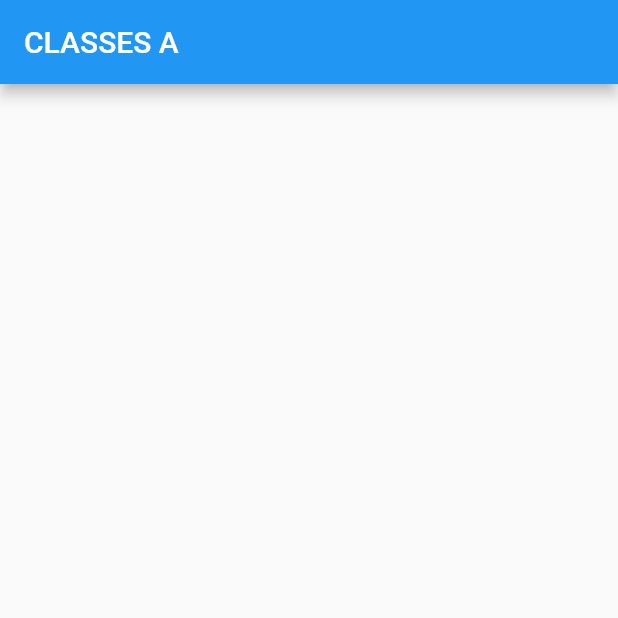
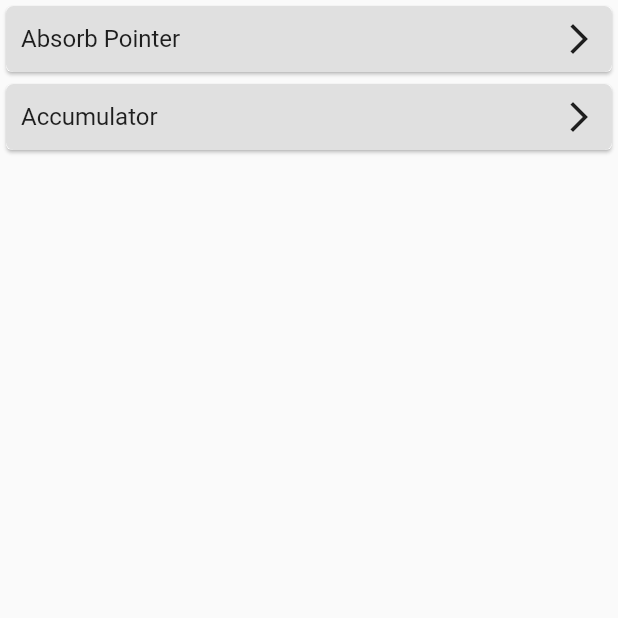
Before and after one commit to ChhailengTim/flutter_libraries, a Flutter app: the screen it shows after launch, on a phone screen of 412 x 824 dp, the top half of it. Run offline on Flutter 3.47's test engine with Material 2 defaults, Android fonts, the phone set to English and light mode, and no system bars; our stand-ins replace get.

Commit message:
prepare work space

```diff
--- a/lib/classA/main_a.dart
+++ b/lib/classA/main_a.dart
@@ -1,12 +1 @@
-import 'package:flutter/src/foundation/key.dart';
-import 'package:flutter/src/widgets/framework.dart';
-import 'package:flutter_libraries/classA/view/viewa.dart';
-
-class MainClassA extends StatelessWidget {
-  const MainClassA({Key? key}) : super(key: key);
-
-  @override
-  Widget build(BuildContext context) {
-    return const ViewAScreen();
-  }
-}
+export 'package:flutter_libraries/classA/view/viewa.dart';
--- /dev/null
+++ b/lib/classA/view/accumulator.dart
@@ -0,0 +1,59 @@
+import 'package:flutter/material.dart';
+import 'package:flutter_libraries/utils/config/config.dart';
+
+class AccumulatorScreen extends StatefulWidget {
+  const AccumulatorScreen({Key? key}) : super(key: key);
+
+  @override
+  State<AccumulatorScreen> createState() => _AccumulatorScreenState();
+}
+
+class _AccumulatorScreenState extends State<AccumulatorScreen> {
+  @override
+  Widget build(BuildContext context) {
+    Accumulator accumulator = Accumulator();
+    return Scaffold(
+      appBar: AppBar(
+        title: Text(AppText().accumulator),
+      ),
+      body: Center(
+        child: Text('${accumulator.value}'),
+      ),
+      floatingActionButton: FloatingActionButton(
+        onPressed: () {
+          setState(() {
+            accumulator.increment(2);
+          });
+        },
+        child: const Icon(Icons.add),
+      ),
+    );
+  }
+}
+
+// class Accumulator {
+//   int get value => _value;
+//   int _value;
+//   Accumulator([this._value = 0]);
+
+//   void increment(int addend) {
+//     assert(addend >= 0);
+//     _value += addend;
+//   }
+// }
+
+class Accumulator {
+  ///[Accumulator] may be initialized with a specified value, otherwise, it will
+  ///initialize to zero.
+  Accumulator([this._value = 0]);
+
+  ///The integer stored in this [Accumulator].
+  int get value => _value;
+  int _value;
+
+  ///Increases the [value] by the `addend`.
+  void increment(int addend) {
+    assert(addend >= 0);
+    _value += addend;
+  }
+}
--- a/lib/classA/view/viewa.dart
+++ b/lib/classA/view/viewa.dart
@@ -1,14 +1,2 @@
-import 'package:flutter/material.dart';
-
-class ViewAScreen extends StatelessWidget {
-  const ViewAScreen({Key? key}) : super(key: key);
-
-  @override
-  Widget build(BuildContext context) {
-    return Scaffold(
-      appBar: AppBar(
-        title: const Text('CLASSES A'),
-      ),
-    );
-  }
-}
+export 'absorbpointer.dart';
+export 'accumulator.dart';
--- a/lib/main.dart
+++ b/lib/main.dart
@@ -1,5 +1,5 @@
 import 'package:flutter/material.dart';
-import 'package:flutter_libraries/classA/main_a.dart';
+import 'package:flutter_libraries/view/view.dart';
 import 'package:get/get.dart';
 
 void main() {
@@ -15,7 +15,7 @@ class MyApp extends StatelessWidget {
       debugShowCheckedModeBanner: false,
       initialRoute: '/',
       getPages: [
-        GetPage(name: '/', page: () => const MainClassA()),
+        GetPage(name: '/', page: () => const ViewScreen()),
       ],
     );
   }
--- a/lib/navigations/get_route.dart
+++ b/lib/navigations/get_route.dart
@@ -1,9 +1,9 @@
 import 'package:flutter_libraries/classA/main_a.dart';
-import 'package:flutter_libraries/navigations/navigations.dart';
+//import 'package:flutter_libraries/navigations/navigations.dart';
 import 'package:get/get.dart';
 
 class GetRoutes {
   List<GetPage> routes = [
-    GetPage(name: RouteName().viewa, page: () => const MainClassA()),
+    //GetPage(name: RouteName().viewa, page: () => const MainClassA()),
   ];
 }
--- /dev/null
+++ b/lib/utils/config/config.dart
@@ -0,0 +1,2 @@
+export 'package:flutter_libraries/utils/config/sizes/app_size.dart';
+export 'package:flutter_libraries/utils/config/style/app_text.dart';
--- /dev/null
+++ b/lib/utils/config/sizes/app_size.dart
@@ -0,0 +1,8 @@
+class AppSize {
+  static const double a1 = 0;
+  static const double a5 = 5;
+  static const double a10 = 10;
+  static const double a15 = 15;
+  static const double a16 = 16;
+  static const double a20 = 20;
+}
--- /dev/null
+++ b/lib/utils/config/style/app_text.dart
@@ -0,0 +1,6 @@
+import 'package:get/get.dart';
+
+class AppText {
+  String absorpointer = 'absorb pointer'.capitalize!;
+  String accumulator = 'accumulator'.capitalize!;
+}
--- /dev/null
+++ b/lib/view/screen/dashbord.dart
@@ -0,0 +1,34 @@
+import 'package:flutter/material.dart';
+import 'package:flutter_libraries/classA/main_a.dart';
+import 'package:flutter_libraries/utils/config/config.dart';
+import 'package:flutter_libraries/view/widgets/classes_card.dart';
+import 'package:get/get.dart';
+
+class DashbordScreen extends StatelessWidget {
+  const DashbordScreen({Key? key}) : super(key: key);
+
+  @override
+  Widget build(BuildContext context) {
+    final appText = Get.put(AppText());
+    return Scaffold(
+      body: SafeArea(
+        child: Column(
+          children: [
+            ClassesCard(
+              title: appText.absorpointer,
+              onTap: () {
+                Get.to(() => const AbsorbPointerScreen());
+              },
+            ),
+            ClassesCard(
+              title: appText.accumulator,
+              onTap: () {
+                Get.to(() => const AccumulatorScreen());
+              },
+            ),
+          ],
+        ),
+      ),
+    );
+  }
+}
--- /dev/null
+++ b/lib/view/view.dart
@@ -0,0 +1,11 @@
+import 'package:flutter/material.dart';
+import 'package:flutter_libraries/view/screen/dashbord.dart';
+
+class ViewScreen extends StatelessWidget {
+  const ViewScreen({Key? key}) : super(key: key);
+
+  @override
+  Widget build(BuildContext context) {
+    return const DashbordScreen();
+  }
+}
--- /dev/null
+++ b/lib/view/widgets/classes_card.dart
@@ -0,0 +1,42 @@
+import 'package:flutter/material.dart';
+import 'package:flutter_libraries/utils/config/config.dart';
+
+class ClassesCard extends StatelessWidget {
+  const ClassesCard({
+    Key? key,
+    this.onTap,
+    this.title,
+  }) : super(key: key);
+  final GestureTapCallback? onTap;
+  final String? title;
+
+  @override
+  Widget build(BuildContext context) {
+    return InkWell(
+      onTap: onTap,
+      child: Card(
+        child: Container(
+          decoration: BoxDecoration(
+            color: Colors.black12,
+            borderRadius: BorderRadius.circular(AppSize.a5),
+          ),
+          child: Padding(
+            padding: const EdgeInsets.all(AppSize.a10),
+            child: Row(
+              children: [
+                Text(
+                  title ?? 'null',
+                  style: const TextStyle(
+                    fontSize: AppSize.a16,
+                  ),
+                ),
+                const Spacer(),
+                const Icon(Icons.arrow_forward_ios),
+              ],
+            ),
+          ),
+        ),
+      ),
+    );
+  }
+}
```
Also changed, not shown: lib/classA/view/absorbpointer.dart (added, +47 -0 lines), lib/classA/model/modela.dart (added), lib/classA/view_model/view_model.dart (added), lib/view/method/method.dart (added).
